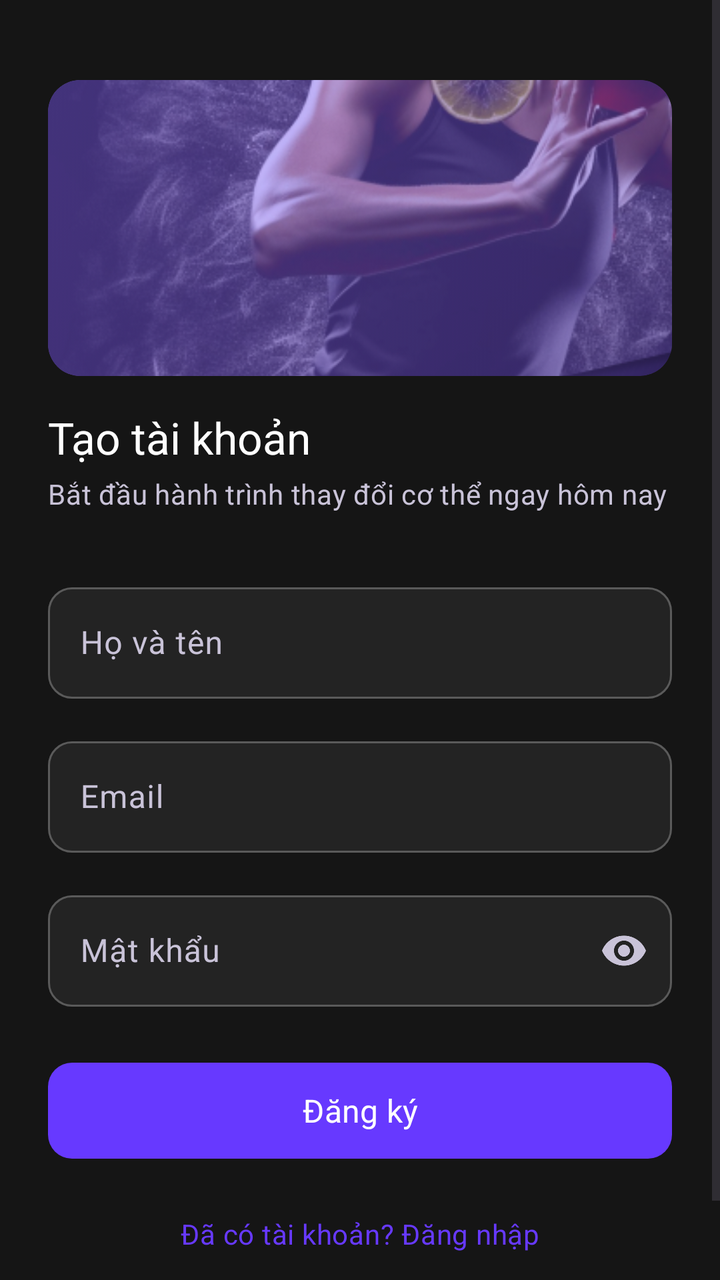
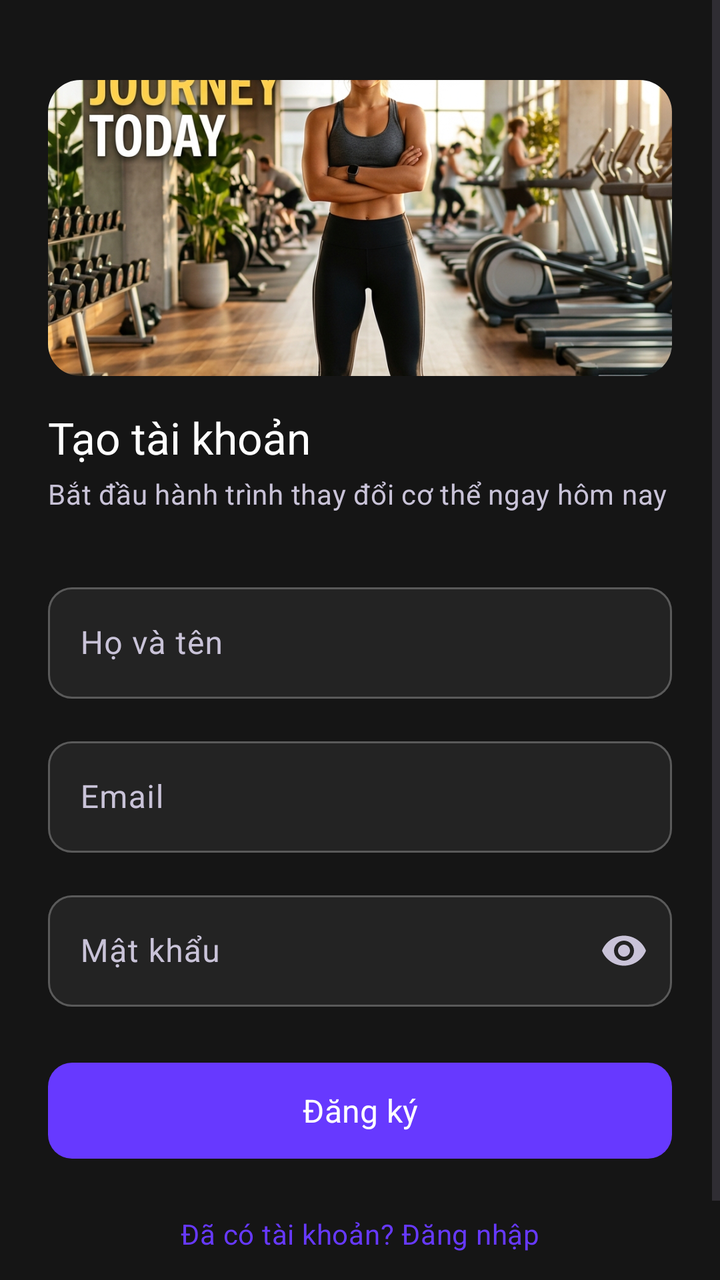

Compare the two renders of this Android layout. The source of the first and the diff that turns it into the second are given below.
<!-- AndroidManifest.xml: application theme Theme.SmartGymAI -->
<!-- res/layout/fragment_register.xml -->
<?xml version="1.0" encoding="utf-8"?>
<ScrollView xmlns:android="http://schemas.android.com/apk/res/android"
    xmlns:app="http://schemas.android.com/apk/res-auto"
    android:layout_width="match_parent"
    android:layout_height="match_parent"
    android:background="@color/background"
    android:fillViewport="true">

    <androidx.constraintlayout.widget.ConstraintLayout
        android:layout_width="match_parent"
        android:layout_height="wrap_content"
        android:padding="@dimen/spacing_xl">

        <ImageView
            android:id="@+id/iv_register_hero"
            android:layout_width="0dp"
            android:layout_height="148dp"
            android:layout_marginTop="@dimen/spacing_lg"
            android:background="@drawable/bg_onboarding_hero"
            android:clipToOutline="true"
            android:contentDescription="@null"
                    android:importantForAccessibility="no"
            android:scaleType="centerCrop"
            android:src="@drawable/img_hero_onboarding"
            app:layout_constraintEnd_toEndOf="parent"
            app:layout_constraintStart_toStartOf="parent"
            app:layout_constraintTop_toTopOf="parent" />

        <TextView
            android:id="@+id/tv_title"
            android:layout_width="0dp"
            android:layout_height="wrap_content"
            android:layout_marginTop="@dimen/spacing_lg"
            android:text="@string/register_title"
            android:textAppearance="@style/TextStyle.HeadlineMd"
            app:layout_constraintEnd_toEndOf="parent"
            app:layout_constraintStart_toStartOf="parent"
            app:layout_constraintTop_toBottomOf="@id/iv_register_hero" />

        <TextView
            android:id="@+id/tv_subtitle"
            android:layout_width="0dp"
            android:layout_height="wrap_content"
            android:layout_marginTop="@dimen/spacing_xs"
            android:text="@string/register_subtitle"
            android:textAppearance="@style/TextStyle.BodyBase"
            app:layout_constraintEnd_toEndOf="parent"
            app:layout_constraintStart_toStartOf="parent"
            app:layout_constraintTop_toBottomOf="@id/tv_title" />

        
        <com.google.android.material.textfield.TextInputLayout
            android:id="@+id/til_name"
            style="@style/Widget.SmartGym.TextField"
            android:layout_width="0dp"
            android:layout_height="wrap_content"
            android:layout_marginTop="@dimen/spacing_xxl"
            android:hint="@string/full_name"
            app:layout_constraintEnd_toEndOf="parent"
            app:layout_constraintStart_toStartOf="parent"
            app:layout_constraintTop_toBottomOf="@id/tv_subtitle">

            <com.google.android.material.textfield.TextInputEditText
                android:id="@+id/et_name"
                android:layout_width="match_parent"
                android:layout_height="wrap_content"
                android:inputType="textPersonName"
                android:textColor="@color/on_surface" />
        </com.google.android.material.textfield.TextInputLayout>

        
        <com.google.android.material.textfield.TextInputLayout
            android:id="@+id/til_email"
            style="@style/Widget.SmartGym.TextField"
            android:layout_width="0dp"
            android:layout_height="wrap_content"
            android:layout_marginTop="@dimen/spacing_lg"
            android:hint="@string/email"
            app:layout_constraintEnd_toEndOf="parent"
            app:layout_constraintStart_toStartOf="parent"
            app:layout_constraintTop_toBottomOf="@id/til_name">

            <com.google.android.material.textfield.TextInputEditText
                android:id="@+id/et_email"
                android:layout_width="match_parent"
                android:layout_height="wrap_content"
                android:inputType="textEmailAddress"
                android:textColor="@color/on_surface" />
        </com.google.android.material.textfield.TextInputLayout>

        
        <com.google.android.material.textfield.TextInputLayout
            android:id="@+id/til_password"
            style="@style/Widget.SmartGym.TextField"
            android:layout_width="0dp"
            android:layout_height="wrap_content"
            android:layout_marginTop="@dimen/spacing_lg"
            android:hint="@string/password"
            app:endIconMode="password_toggle"
            app:layout_constraintEnd_toEndOf="parent"
            app:layout_constraintStart_toStartOf="parent"
            app:layout_constraintTop_toBottomOf="@id/til_email">

            <com.google.android.material.textfield.TextInputEditText
                android:id="@+id/et_password"
                android:layout_width="match_parent"
                android:layout_height="wrap_content"
                android:inputType="textPassword"
                android:textColor="@color/on_surface" />
        </com.google.android.material.textfield.TextInputLayout>

        
        <TextView
            android:id="@+id/tv_error"
            android:layout_width="0dp"
            android:layout_height="wrap_content"
            android:layout_marginTop="@dimen/spacing_lg"
            android:textColor="@color/error"
            android:visibility="gone"
            app:layout_constraintEnd_toEndOf="parent"
            app:layout_constraintStart_toStartOf="parent"
            app:layout_constraintTop_toBottomOf="@id/til_password" />

        <ProgressBar
            android:id="@+id/progress_bar"
            android:layout_width="wrap_content"
            android:layout_height="wrap_content"
            android:visibility="gone"
            android:indeterminateTint="@color/primary"
            app:layout_constraintEnd_toEndOf="parent"
            app:layout_constraintStart_toStartOf="parent"
            app:layout_constraintTop_toBottomOf="@id/tv_error" />

        
        <com.google.android.material.button.MaterialButton
            android:id="@+id/btn_register"
            style="@style/Widget.SmartGym.Button.Primary"
            android:layout_width="0dp"
            android:layout_height="@dimen/button_height"
            android:layout_marginTop="@dimen/spacing_xl"
            android:text="@string/register"
            app:layout_constraintEnd_toEndOf="parent"
            app:layout_constraintStart_toStartOf="parent"
            app:layout_constraintTop_toBottomOf="@id/progress_bar" />

        
        <TextView
            android:id="@+id/tv_back_login"
            android:layout_width="wrap_content"
            android:layout_height="wrap_content"
            android:layout_marginTop="@dimen/spacing_xl"
            android:layout_marginBottom="@dimen/spacing_xxl"
            android:text="@string/already_have_account_login"
            android:textAppearance="@style/TextStyle.BodyBase"
            android:textColor="@color/primary"
            app:layout_constraintBottom_toBottomOf="parent"
            app:layout_constraintEnd_toEndOf="parent"
            app:layout_constraintStart_toStartOf="parent"
            app:layout_constraintTop_toBottomOf="@id/btn_register" />

    </androidx.constraintlayout.widget.ConstraintLayout>
</ScrollView>
<!-- resources referenced by this layout -->
<resources>
  <color name="background">#FF151515</color>
  <color name="error">#FFFF6B6B</color>
  <color name="on_surface">#FFFFFFFF</color>
  <color name="primary">#FF6739FF</color>
  <dimen name="button_height">56dp</dimen>
  <dimen name="spacing_lg">16dp</dimen>
  <dimen name="spacing_xl">24dp</dimen>
  <dimen name="spacing_xs">4dp</dimen>
  <dimen name="spacing_xxl">32dp</dimen>
  <!-- drawable bg_onboarding_hero (drawable) -->
  <?xml version="1.0" encoding="utf-8"?>
  <shape xmlns:android="http://schemas.android.com/apk/res/android">
      <corners android:radius="@dimen/radius_lg" />
      <gradient
          android:angle="135"
          android:endColor="@color/secondary"
          android:startColor="@color/primary_container" />
  </shape>
  <!-- drawable img_hero_onboarding: png bitmap (drawable-nodpi, 180714 bytes) -->
  <string name="email">Email</string>
  <string name="full_name">Họ và tên</string>
  <string name="password">Mật khẩu</string>
  <string name="register">Đăng ký</string>
  <style name="Theme.SmartGymAI" parent="Theme.Material3.DayNight.NoActionBar">
          
          <item name="colorPrimary">@color/primary</item>
          <item name="colorOnPrimary">@color/on_primary</item>
          <item name="colorPrimaryContainer">@color/primary_container</item>
          <item name="colorOnPrimaryContainer">@color/on_primary_container</item>
  
          
          <item name="colorSecondary">@color/secondary</item>
          <item name="colorOnSecondary">@color/on_secondary</item>
          <item name="colorSecondaryContainer">@color/secondary_container</item>
          <item name="colorOnSecondaryContainer">@color/on_secondary_container</item>
  
          
          <item name="colorTertiary">@color/tertiary</item>
          <item name="colorOnTertiary">@color/on_tertiary</item>
  
          
          <item name="colorError">@color/error</item>
          <item name="colorOnError">@color/on_error</item>
          <item name="colorErrorContainer">@color/error_container</item>
          <item name="colorOnErrorContainer">@color/on_error_container</item>
  
          
          <item name="android:colorBackground">@color/background</item>
          <item name="colorOnBackground">@color/on_background</item>
          <item name="colorSurface">@color/surface</item>
          <item name="colorOnSurface">@color/on_surface</item>
          <item name="colorSurfaceVariant">@color/surface_variant</item>
          <item name="colorOnSurfaceVariant">@color/on_surface_variant</item>
          <item name="colorSurfaceContainerHigh">@color/surface_container_high</item>
  
          
          <item name="colorOutline">@color/outline</item>
          <item name="colorOutlineVariant">@color/outline_variant</item>
  
          
          <item name="android:statusBarColor">@color/transparent</item>
          <item name="android:navigationBarColor">@color/transparent</item>
          <item name="android:windowLightStatusBar">false</item>
          <item name="android:windowBackground">@color/background</item>
  
          
          <item name="bottomNavigationStyle">@style/Widget.SmartGym.BottomNav</item>
      </style>
  <dimen name="radius_lg">16dp</dimen>
  <color name="secondary">#FF997AFF</color>
  <color name="primary_container">#FF2F225C</color>
  <color name="on_surface_variant">#FFC9C3D8</color>
  <color name="on_primary">#FFFFFFFF</color>
  <color name="surface_container">#FF232323</color>
  <color name="on_secondary">#FFFFFFFF</color>
  <color name="secondary_container">#FF3A2A73</color>
  <color name="tertiary">#FF34C759</color>
  <color name="on_tertiary">#FF06220D</color>
  <color name="on_error">#FFFFFFFF</color>
  <color name="error_container">#FF522222</color>
  <color name="on_error_container">#FFFFDADA</color>
  <color name="on_background">#FFFFFFFF</color>
  <color name="surface">#FF1B1B1B</color>
  <color name="surface_variant">#FF5A5A5A</color>
  <color name="outline">#FF908A9D</color>
  <color name="outline_variant">#FF4E4859</color>
  <color name="transparent">#00000000</color>
  <!-- unchanged entries left out for length: 12 -->
</resources>

<!-- the commit's change to res/layout/fragment_register.xml (unified diff, before → after) -->
@@ -3,7 +3,6 @@
     xmlns:app="http://schemas.android.com/apk/res-auto"
     android:layout_width="match_parent"
     android:layout_height="match_parent"
-    android:background="@color/background"
     android:fillViewport="true">
 
     <androidx.constraintlayout.widget.ConstraintLayout
@@ -11,13 +10,12 @@
         android:layout_height="wrap_content"
         android:padding="@dimen/spacing_xl">
 
-        <ImageView
+        <com.google.android.material.imageview.ShapeableImageView
             android:id="@+id/iv_register_hero"
             android:layout_width="0dp"
             android:layout_height="148dp"
             android:layout_marginTop="@dimen/spacing_lg"
-            android:background="@drawable/bg_onboarding_hero"
-            android:clipToOutline="true"
+            app:shapeAppearanceOverlay="@style/ShapeAppearance.SmartGym.RoundedHero"
             android:contentDescription="@null"
                     android:importantForAccessibility="no"
             android:scaleType="centerCrop"
<!-- resource entries referenced after the edit -->
@@ -9,20 +9,14 @@
   <dimen name="spacing_xl">24dp</dimen>
   <dimen name="spacing_xs">4dp</dimen>
   <dimen name="spacing_xxl">32dp</dimen>
-  <!-- drawable bg_onboarding_hero (drawable) -->
-  <?xml version="1.0" encoding="utf-8"?>
-  <shape xmlns:android="http://schemas.android.com/apk/res/android">
-      <corners android:radius="@dimen/radius_lg" />
-      <gradient
-          android:angle="135"
-          android:endColor="@color/secondary"
-          android:startColor="@color/primary_container" />
-  </shape>
-  <!-- drawable img_hero_onboarding: png bitmap (drawable-nodpi, 180714 bytes) -->
+  <!-- drawable img_hero_onboarding: png bitmap (drawable-nodpi, 786366 bytes) -->
   <string name="email">Email</string>
   <string name="full_name">Họ và tên</string>
   <string name="password">Mật khẩu</string>
   <string name="register">Đăng ký</string>
+  <style name="ShapeAppearance.SmartGym.RoundedHero" parent="ShapeAppearance.Material3.MediumComponent">
+          <item name="cornerSize">@dimen/radius_lg</item>
+      </style>
   <style name="Theme.SmartGymAI" parent="Theme.Material3.DayNight.NoActionBar">
           
           <item name="colorPrimary">@color/primary</item>
@@ -64,6 +58,7 @@
           <item name="android:navigationBarColor">@color/transparent</item>
           <item name="android:windowLightStatusBar">false</item>
           <item name="android:windowBackground">@color/background</item>
+          <item name="android:windowNoTitle">true</item>
   
           
           <item name="bottomNavigationStyle">@style/Widget.SmartGym.BottomNav</item>
